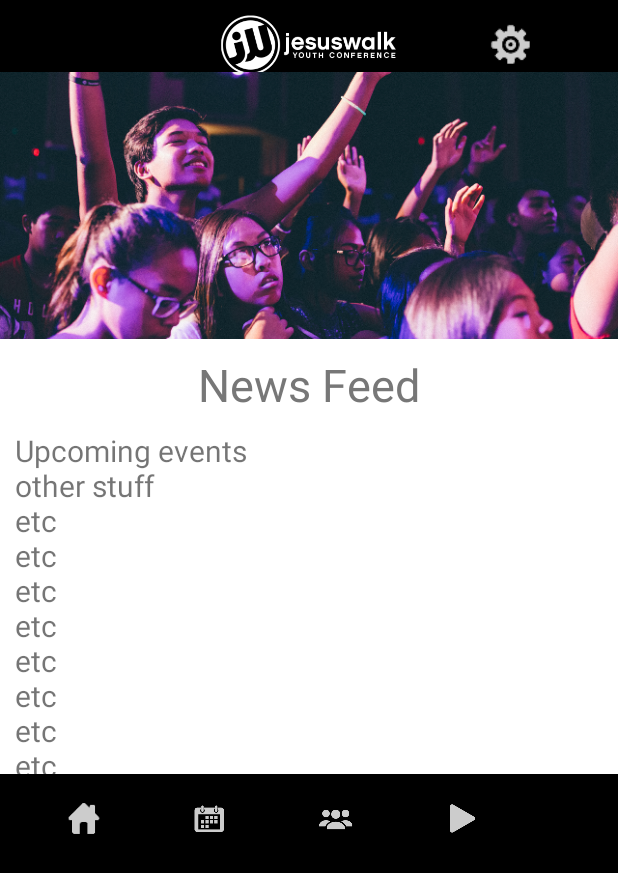
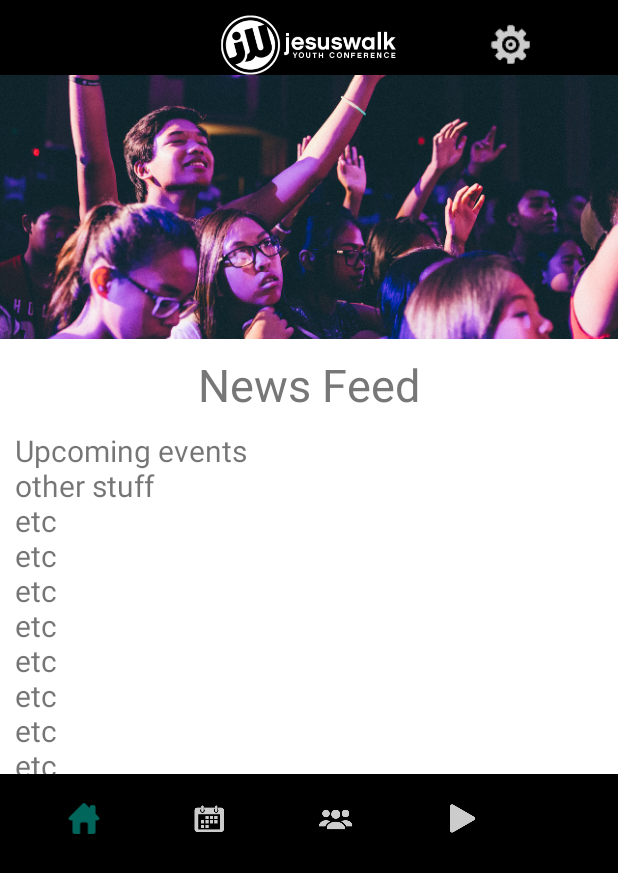
Before and after one commit to manamiokada/jwAppTest1, an Android app: the MainActivity screen opened directly, with no data from a screen before it, on a phone screen of 412 x 824 dp. Shown: the top 873 px of the screen. Run offline under Robolectric (Android 15) with nearby library versions, the phone set to English and light mode, and no system bars.

Commit message:
Create fragment version of home activity

```diff
--- /dev/null
+++ b/app/src/main/java/com/jwtest/mokada/jwapptest1/Home.java
@@ -0,0 +1,110 @@
+package com.jwtest.mokada.jwapptest1;
+
+import android.content.Context;
+import android.net.Uri;
+import android.os.Bundle;
+import android.support.v4.app.Fragment;
+import android.view.LayoutInflater;
+import android.view.View;
+import android.view.ViewGroup;
+
+
+/**
+ * A simple {@link Fragment} subclass.
+ * Activities that contain this fragment must implement the
+ * {@link Home.OnFragmentInteractionListener} interface
+ * to handle interaction events.
+ * Use the {@link Home#newInstance} factory method to
+ * create an instance of this fragment.
+ */
+public class Home extends Fragment {
+    // TODO: Rename parameter arguments, choose names that match
+    // the fragment initialization parameters, e.g. ARG_ITEM_NUMBER
+    private static final String ARG_PARAM1 = "param1";
+    private static final String ARG_PARAM2 = "param2";
+
+    // TODO: Rename and change types of parameters
+    private String mParam1;
+    private String mParam2;
+
+    private OnFragmentInteractionListener mListener;
+
+    public Home() {
+        // Required empty public constructor
+    }
+
+    /**
+     * Use this factory method to create a new instance of
+     * this fragment using the provided parameters.
+     *
+     * @param param1 Parameter 1.
+     * @param param2 Parameter 2.
+     * @return A new instance of fragment Home.
+     */
+    // TODO: Rename and change types and number of parameters
+    public static Home newInstance(String param1, String param2) {
+        Home fragment = new Home();
+        Bundle args = new Bundle();
+        args.putString(ARG_PARAM1, param1);
+        args.putString(ARG_PARAM2, param2);
+        fragment.setArguments(args);
+        return fragment;
+    }
+
+    @Override
+    public void onCreate(Bundle savedInstanceState) {
+        super.onCreate(savedInstanceState);
+        if (getArguments() != null) {
+            mParam1 = getArguments().getString(ARG_PARAM1);
+            mParam2 = getArguments().getString(ARG_PARAM2);
+        }
+    }
+
+    @Override
+    public View onCreateView(LayoutInflater inflater, ViewGroup container,
+                             Bundle savedInstanceState) {
+        // Inflate the layout for this fragment
+        return inflater.inflate(R.layout.fragment_home, container, false);
+    }
+
+    // TODO: Rename method, update argument and hook method into UI event
+    public void onButtonPressed(Uri uri) {
+        if (mListener != null) {
+            mListener.onFragmentInteraction(uri);
+        }
+    }
+
+    @Override
+    public void onAttach(Context context) {
+        super.onAttach(context);
+        if (context instanceof OnFragmentInteractionListener) {
+            mListener = (OnFragmentInteractionListener) context;
+        } else {
+            throw new RuntimeException(context.toString()
+                    + " must implement OnFragmentInteractionListener");
+        }
+    }
+
+    @Override
+    public void onDetach() {
+        super.onDetach();
+        mListener = null;
+    }
+
+    /**
+     * This interface must be implemented by activities that contain this
+     * fragment to allow an interaction in this fragment to be communicated
+     * to the activity and potentially other fragments contained in that
+     * activity.
+     * <p/>
+     * See the Android Training lesson <a href=
+     * "http://developer.android.com/training/basics/fragments/communicating.html"
+     * >Communicating with Other Fragments</a> for more information.
+     */
+    public interface OnFragmentInteractionListener {
+        // TODO: Update argument type and name
+        void onFragmentInteraction(Uri uri);
+    }
+
+
+}
--- a/app/src/main/java/com/jwtest/mokada/jwapptest1/MainActivity.java
+++ b/app/src/main/java/com/jwtest/mokada/jwapptest1/MainActivity.java
@@ -4,13 +4,14 @@
 import android.graphics.Canvas;
 import android.graphics.ColorFilter;
 import android.graphics.drawable.Drawable;
+import android.net.Uri;
 import android.support.v7.app.ActionBar;
 import android.support.v7.app.AppCompatActivity;
 import android.os.Bundle;
 import android.view.View;
 import android.widget.ImageView;
 
-public class MainActivity extends AppCompatActivity {
+public class MainActivity extends AppCompatActivity implements Home.OnFragmentInteractionListener {
 
     @Override
     protected void onCreate(Bundle savedInstanceState) {
@@ -27,6 +28,10 @@
             }
         });
 
+    }
+
+    @Override
+    public void onFragmentInteraction(Uri uri) {
 
     }
 }
--- a/app/src/main/res/layout/activity_main.xml
+++ b/app/src/main/res/layout/activity_main.xml
@@ -37,7 +37,7 @@
             android:clickable="true"
             android:src="@drawable/gear_setting" />
     </RelativeLayout>
-
+<!--
     <ImageView
 
         android:id="@+id/banner"
@@ -84,12 +84,21 @@
 
         </ScrollView>
     </RelativeLayout>
+-->
+
+    <fragment
+        android:layout_below="@+id/action_bar"
+        android:id="@+id/home"
+        android:layout_width="match_parent"
+        android:layout_height="wrap_content"
+        android:name="com.jwtest.mokada.jwapptest1.Home"
+        tools:layout="@layout/fragment_home" />
 
     <RelativeLayout
         android:id="@+id/menu"
         android:layout_width="match_parent"
         android:layout_height="60dp"
-        android:layout_below="@+id/feed"
+        android:layout_below="@+id/home"
         android:layout_marginLeft="40dp"
         android:layout_marginRight="40dp">
 
@@ -99,7 +108,7 @@
             android:layout_height="27dp"
             android:layout_centerVertical="true"
             android:clickable="true"
-            android:src="@drawable/home" />
+            android:src="@drawable/home_on" />
 
         <ImageView
             android:id="@+id/schedule_button"
--- /dev/null
+++ b/app/src/main/res/layout/fragment_home.xml
@@ -0,0 +1,54 @@
+<RelativeLayout xmlns:android="http://schemas.android.com/apk/res/android"
+    xmlns:tools="http://schemas.android.com/tools"
+    android:layout_width="match_parent"
+    android:layout_height="match_parent"
+    tools:context="com.jwtest.mokada.jwapptest1.Home">
+
+
+    <ImageView
+
+        android:id="@+id/banner"
+        android:layout_width="fill_parent"
+        android:layout_height="wrap_content"
+        android:layout_alignParentLeft="true"
+        android:layout_alignParentStart="true"
+        android:layout_marginBottom="-18dp"
+        android:layout_marginTop="-5dp"
+        android:contentDescription="@string/jw_banner"
+        android:src="@drawable/banner" />
+
+    <RelativeLayout
+        android:id="@+id/feed"
+        android:layout_width="match_parent"
+        android:layout_height="290dp"
+        android:layout_below="@+id/banner"
+        android:background="@color/textBackground">
+
+        <TextView
+            android:id="@+id/content_title"
+            android:layout_width="wrap_content"
+            android:layout_height="wrap_content"
+            android:layout_centerHorizontal="true"
+            android:layout_marginTop="10dp"
+            android:fontFamily="sans-serif"
+            android:text="@string/main_content_title"
+            android:textColor="@color/text"
+            android:textSize="30sp" />
+
+        <ScrollView
+            android:layout_width="match_parent"
+            android:layout_height="wrap_content"
+            android:layout_below="@+id/content_title">
+
+            <TextView
+                android:id="@+id/content_main"
+                android:layout_width="match_parent"
+                android:layout_height="match_parent"
+                android:layout_margin="10dp"
+                android:text="@string/main_content"
+                android:textSize="20sp" />
+
+        </ScrollView>
+    </RelativeLayout>
+
+</RelativeLayout>
--- a/app/src/main/res/values-v21/styles.xml
+++ b/app/src/main/res/values-v21/styles.xml
@@ -3,7 +3,7 @@
 
         <style name="AppTheme" parent="Theme.AppCompat.Light.NoActionBar">
                 <!-- Customize your theme here. -->
-                <item name="colorPrimary">@color/material_deep_teal_200</item>
+                <item name="colorPrimary">@color/accent_material_light</item>
                 <item name="colorPrimaryDark">@color/accent_material_light</item>
                 <item name="colorAccent">@color/accent_material_light</item>
                 <item name="android:colorForeground">
--- a/app/src/main/res/values/strings.xml
+++ b/app/src/main/res/values/strings.xml
@@ -63,4 +63,7 @@
 
     <string name="pref_title_vibrate">Vibrate</string>
 
+    <!-- TODO: Remove or change this placeholder text -->
+    <string name="hello_blank_fragment">Hello blank fragment</string>
+
 </resources>
--- a/app/src/main/res/values/styles.xml
+++ b/app/src/main/res/values/styles.xml
@@ -3,12 +3,12 @@
     <!-- Base application theme. -->
     <style name="AppTheme" parent="Theme.AppCompat.Light.NoActionBar">
         <!-- Customize your theme here. -->
-        <item name="colorPrimary">@color/material_deep_teal_200</item>
+        <item name="colorPrimary">@color/accent_material_light</item>
         <item name="colorPrimaryDark">@color/accent_material_light</item>
         <item name="colorAccent">@color/accent_material_light</item>
         <item name="android:colorForeground">@color/bright_foreground_inverse_material_light</item>
         <item name="android:colorBackground">@android:color/background_light</item>
-        <item name="android:windowBackground">@color/accent_material_dark</item>
+        <item name="android:windowBackground">@color/accent_material_light</item>
         <item name="android:windowIsTranslucent">true</item>
     </style>
 
```
Also changed, not shown: app/src/main/res/drawable-hdpi/home_on.png (added), app/src/main/res/drawable-mdpi/home_on.png (added), app/src/main/res/drawable-xhdpi/home_on.png (added), app/src/main/res/drawable-xxhdpi/home_on.png (added).
